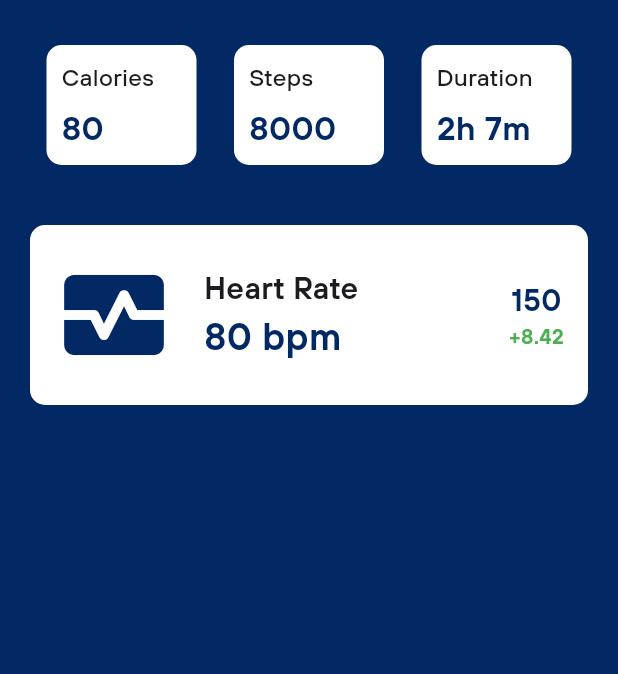
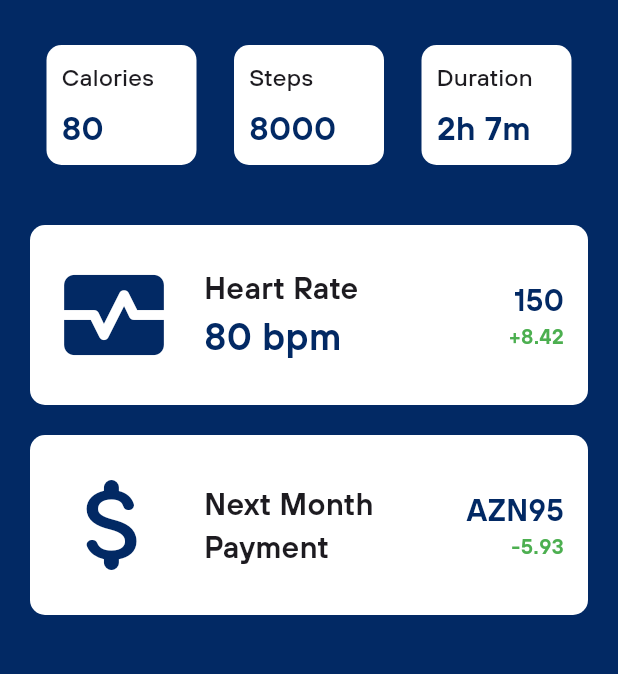
Before and after one commit to USG-APEK-Hackathon/Mobile, a Flutter app: the MainView screen opened by its route, on a phone screen of 412 x 824 dp, the part 414-1088 px from its top. Run offline on Flutter 3.47's test engine with Material 3 defaults, Android fonts, the phone set to English and light mode, and no system bars; our stand-ins replace auto_route, flutter_riverpod, flutter_svg, google_sign_in, image_picker.

Commit message:
Add margin and align text in MainView

```diff
--- a/lib/src/app/presentation/main_view.dart
+++ b/lib/src/app/presentation/main_view.dart
@@ -192,6 +192,7 @@ class MainView extends StatelessWidget {
                     width: double.infinity,
                     height: 120,
                     padding: const EdgeInsets.all(16),
+                    margin: const EdgeInsets.only(bottom: 20),
                     decoration: BoxDecoration(
                       color: Colors.white,
                       borderRadius: BorderRadius.circular(10),
@@ -234,6 +235,7 @@ class MainView extends StatelessWidget {
                         Spacer(),
                         Column(
                           mainAxisAlignment: MainAxisAlignment.center,
+                          crossAxisAlignment: CrossAxisAlignment.end,
                           children: [
                             Text(
                               "150",
@@ -255,6 +257,66 @@ class MainView extends StatelessWidget {
                       ],
                     ),
                   ),
+                  Container(
+                    width: double.infinity,
+                    height: 120,
+                    padding: const EdgeInsets.all(16),
+                    decoration: BoxDecoration(
+                      color: Colors.white,
+                      borderRadius: BorderRadius.circular(10),
+                    ),
+                    child: const Row(
+                      children: [
+                        Row(
+                          children: [
+                            Icon(
+                              Icons.attach_money_rounded,
+                              color: Color(0xFF022964),
+                              size: 80,
+                            ),
+                            SizedBox(
+                              width: 20,
+                            ),
+                            Column(
+                              mainAxisAlignment: MainAxisAlignment.center,
+                              crossAxisAlignment: CrossAxisAlignment.start,
+                              children: [
+                                Text(
+                                  "Next Month\nPayment",
+                                  style: TextStyle(
+                                    fontSize: 20,
+                                    fontWeight: FontWeight.bold,
+                                  ),
+                                ),
+                              ],
+                            ),
+                          ],
+                        ),
+                        Spacer(),
+                        Column(
+                          mainAxisAlignment: MainAxisAlignment.center,
+                          crossAxisAlignment: CrossAxisAlignment.end,
+                          children: [
+                            Text(
+                              "AZN95",
+                              style: TextStyle(
+                                fontSize: 20,
+                                fontWeight: FontWeight.bold,
+                                color: Color(0xFF022964),
+                              ),
+                            ),
+                            Text(
+                              "-5.93",
+                              style: TextStyle(
+                                color: Colors.green,
+                                fontWeight: FontWeight.bold,
+                              ),
+                            ),
+                          ],
+                        ),
+                      ],
+                    ),
+                  ),
                 ],
               ),
             )
```
